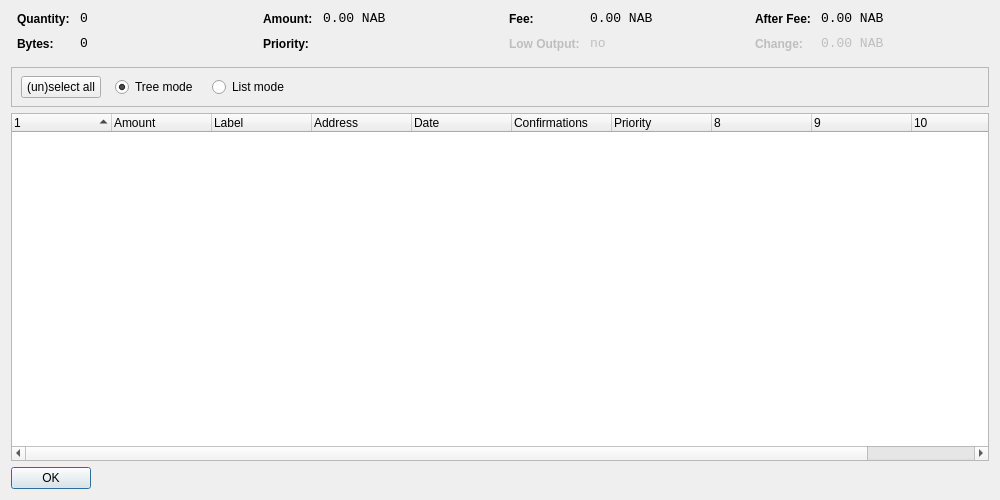
This is src/qt/forms/coincontroldialog.ui in sherlockcoin/navbetatest as Qt 5 draws it before an edit. The edited form follows.
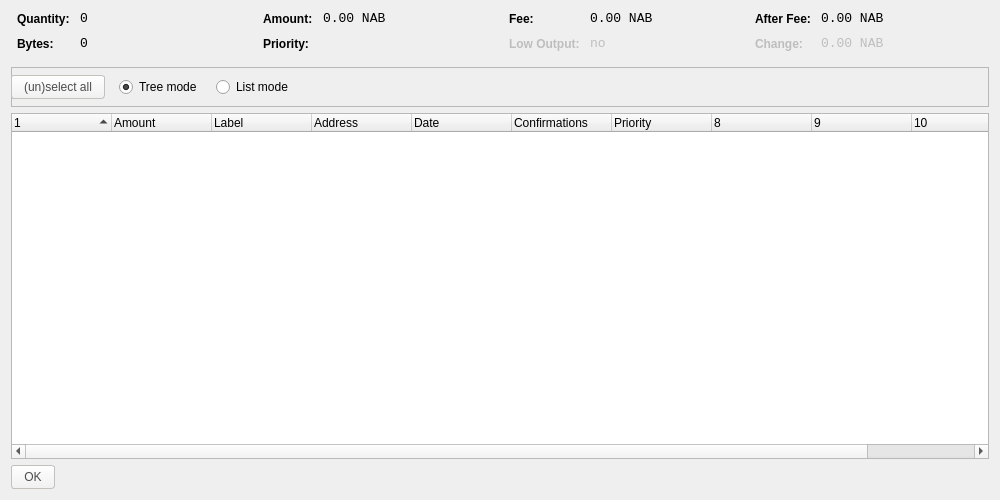
This is the edited form. Custom widgets are drawn as their Qt base class.

```diff
--- a/src/qt/forms/coincontroldialog.ui
+++ b/src/qt/forms/coincontroldialog.ui
@@ -373,13 +373,13 @@
      <widget class="QWidget" name="horizontalLayoutWidget">
       <property name="geometry">
        <rect>
-        <x>10</x>
+        <x>0</x>
         <y>0</y>
-        <width>781</width>
+        <width>791</width>
         <height>41</height>
        </rect>
       </property>
-      <layout class="QHBoxLayout" name="horizontalLayoutPanel" stretch="0,0,0,0,0">
+      <layout class="QHBoxLayout" name="horizontalLayoutPanel" stretch="0,0,0,0">
        <property name="spacing">
         <number>14</number>
        </property>
@@ -391,6 +391,13 @@
            <verstretch>0</verstretch>
           </sizepolicy>
          </property>
+         <property name="styleSheet">
+          <string notr="true">background-color: qlineargradient(spread:pad, x1:0, y1:1, x2:0, y2:0, stop:0 rgb(240,240,240), stop:1 rgb(255, 255, 255));
+border-radius:3px;
+border: 1px solid #C4C1BD;
+color: #4C4C4C;
+padding: 4px 12px;</string>
+         </property>
          <property name="text">
           <string>(un)select all</string>
          </property>
@@ -527,6 +534,13 @@
        <verstretch>0</verstretch>
       </sizepolicy>
      </property>
+     <property name="styleSheet">
+      <string notr="true">background-color: qlineargradient(spread:pad, x1:0, y1:1, x2:0, y2:0, stop:0 rgb(240,240,240), stop:1 rgb(255, 255, 255));
+border-radius:3px;
+border: 1px solid #C4C1BD;
+color: #4C4C4C;
+padding: 4px 12px;</string>
+     </property>
      <property name="orientation">
       <enum>Qt::Horizontal</enum>
      </property>
```
